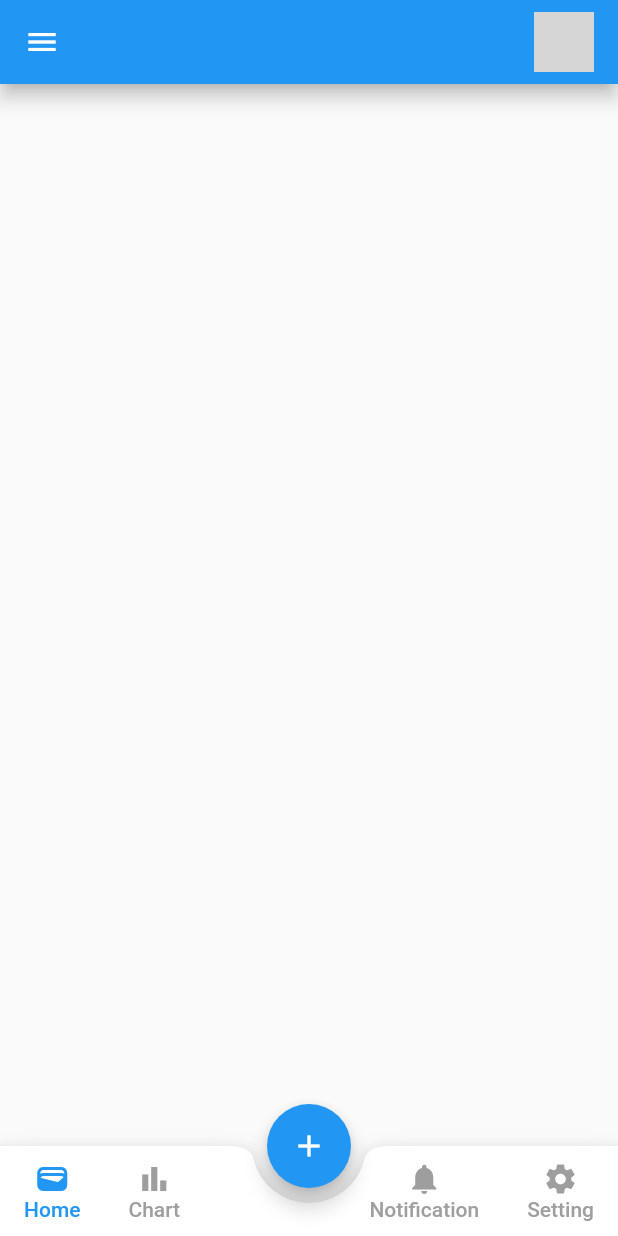
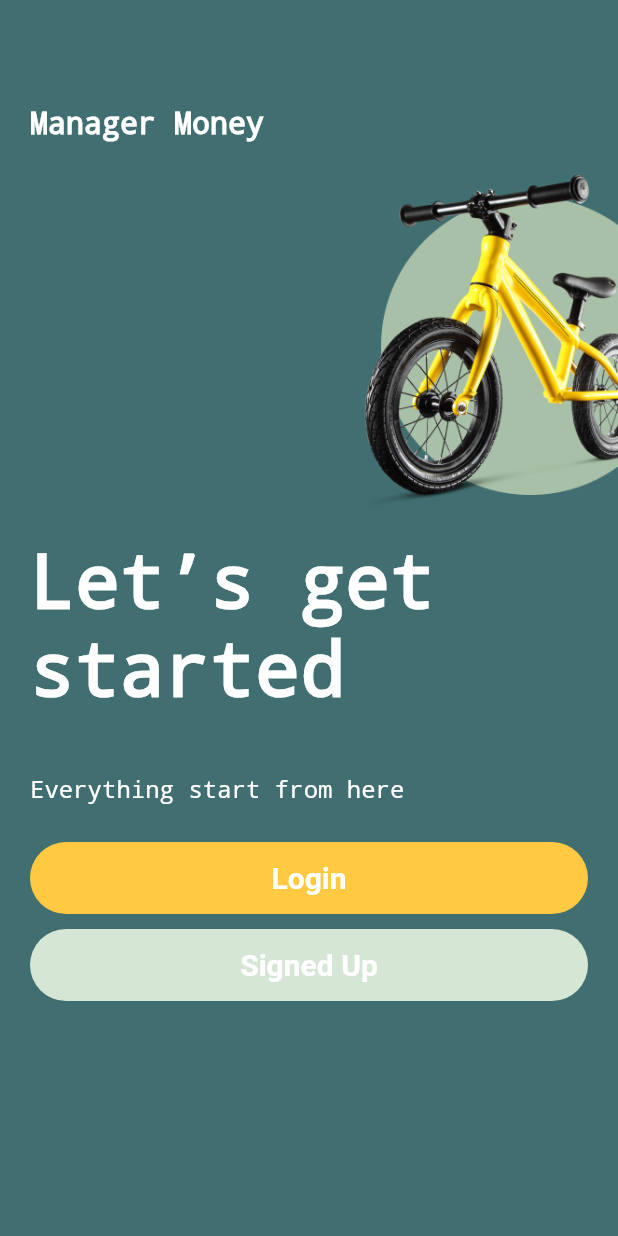
Before and after one commit to NguyenHuuThao251/flutternote, a Flutter app: the screen it shows after launch, on a phone screen of 412 x 824 dp. Run offline on Flutter 3.47's test engine with Material 2 defaults, Android fonts, the phone set to English and light mode, and no system bars; drawn by our look-alikes of firebase_database; our stand-ins replace curved_navigation_bar, firebase_core, flutter_slidable, flutter_svg, hive_flutter; accounts and stored records are empty; project files that could hold a hidden picture were left out; grey boxes are pictures that could not be loaded.

Commit message:
commit splash and login

```diff
--- a/lib/amazone/amazon.dart
+++ b/lib/amazone/amazon.dart
@@ -5,7 +5,9 @@ class Amazone extends StatelessWidget {
   @override
   Widget build(BuildContext context) {
     return MaterialApp(
-      home: ,
+      home: Container(
+
+      ),
     );
   }
 
--- a/lib/main.dart
+++ b/lib/main.dart
@@ -1,6 +1,7 @@
 import 'package:firebase_core/firebase_core.dart';
 import 'package:flutter/material.dart';
 import 'package:curved_navigation_bar/curved_navigation_bar.dart';
+import 'package:flutternote/splash_page.dart';
 
 import 'home_main.dart';
 void main() async {
@@ -21,7 +22,7 @@ class MyApp extends StatelessWidget {
       theme: ThemeData(
         primarySwatch: Colors.blue,
       ),
-      home: HomeMain(),
+      home: SplashPage(),
     );
   }
 }
--- /dev/null
+++ b/lib/splash_page.dart
@@ -0,0 +1,102 @@
+import 'package:flutter/material.dart';
+import 'package:flutter_svg/flutter_svg.dart';
+import 'package:flutternote/login/login_one_page.dart';
+import 'package:hive_flutter/adapters.dart';
+
+class SplashPage extends StatefulWidget {
+  const SplashPage({Key? key}) : super(key: key);
+
+  @override
+  State<SplashPage> createState() => _SplashPageState();
+}
+
+class _SplashPageState extends State<SplashPage> {
+  late double screenHeight, screenWidth;
+  @override
+  Widget build(BuildContext context) {
+    screenHeight = MediaQuery.of(context).size.height;
+    screenWidth = MediaQuery.of(context).size.width;
+    return Container(
+      padding: EdgeInsets.only(top: 50),
+      color: const Color.fromARGB(255, 65, 111, 113),
+      child: Column(
+        mainAxisAlignment: MainAxisAlignment.start,
+        crossAxisAlignment: CrossAxisAlignment.start,
+        children: [
+          Container(
+            padding: EdgeInsets.all(20),
+            child: const Text("Manager Money",
+                style: TextStyle(
+                    decoration: TextDecoration.none,
+                    fontSize: 20,
+                    fontWeight: FontWeight.bold,
+                    color: Colors.white)),
+          ),
+          Container(
+            width: double.infinity,
+            padding: EdgeInsets.only(left: screenWidth > 400 ? 200 : 100),
+            child: Image.asset(
+              "assets/images/img_splash.png",
+              fit: BoxFit.fill,
+            ),
+          ),
+          Container(
+            padding: EdgeInsets.all(20),
+            child: const Text("Let’s get started",
+                style: TextStyle(
+                    decoration: TextDecoration.none,
+                    fontSize: 50,
+                    fontWeight: FontWeight.bold,
+                    color: Colors.white)),
+          ),
+          Container(
+            padding: EdgeInsets.all(20),
+            child: const Text("Everything start from here",
+                style: TextStyle(
+                    decoration: TextDecoration.none,
+                    fontSize: 16,
+                    fontWeight: FontWeight.normal,
+                    color: Colors.white)),
+          ),
+          Container(
+            width: double.infinity,
+            margin: EdgeInsets.symmetric(horizontal: 20, vertical: 5),
+            decoration: BoxDecoration(
+                color: const Color.fromARGB(255, 255, 202, 66),
+                borderRadius: BorderRadius.circular(30)),
+            child: MaterialButton(
+              onPressed: () {
+                Navigator.pushReplacement(context,
+                    MaterialPageRoute(builder: (context) => LoginOnePage()));
+              },
+              child: const Text("Login",
+                  style: TextStyle(
+                      decoration: TextDecoration.none,
+                      fontSize: 20,
+                      fontWeight: FontWeight.bold,
+                      color: Colors.white)),
+            ),
+
+          ),
+          Container(
+            width: double.infinity,
+            margin: EdgeInsets.symmetric(horizontal: 20, vertical: 5),
+            decoration: BoxDecoration(
+                color: const Color.fromARGB(255, 213, 231, 212),
+                borderRadius: BorderRadius.circular(30)),
+            child: MaterialButton(
+              onPressed: () {},
+              child: const Text("Signed Up",
+                  style: TextStyle(
+                      decoration: TextDecoration.none,
+                      fontSize: 20,
+                      fontWeight: FontWeight.bold,
+                      color: Colors.white)),
+            ),
+
+          ),
+        ],
+      ),
+    );
+  }
+}
--- a/pubspec.yaml
+++ b/pubspec.yaml
@@ -31,7 +31,7 @@ environment:
 dependencies:
   flutter:
     sdk: flutter
-
+  flutter_svg: ^1.1.5
   http: ^0.13.1
 
   hive_flutter: ^1.1.0
@@ -70,7 +70,8 @@ flutter:
 
   assets:
     - assets/
-
+    - assets/images/
+    - assets/icon/
 
   # To add assets to your application, add an assets section, like this:
   # assets:
```
Also changed, not shown: lib/components/money_title.dart (+33 -9 lines), lib/home_main.dart (+18 -1 lines), lib/login/login_one_page.dart (added, +173 -0 lines), lib/page/home.dart (+135 -4 lines), assets/icon/icon_buy.svg (added), assets/icon/icon_change.svg (added), assets/icon/icon_incoming.svg (added), assets/icon/icon_recei.svg (added), assets/icon/icon_transfer.svg (added), assets/images/Card.png (added), assets/images/img_splash.png (added), assets/images/img_splash.svg (added).
